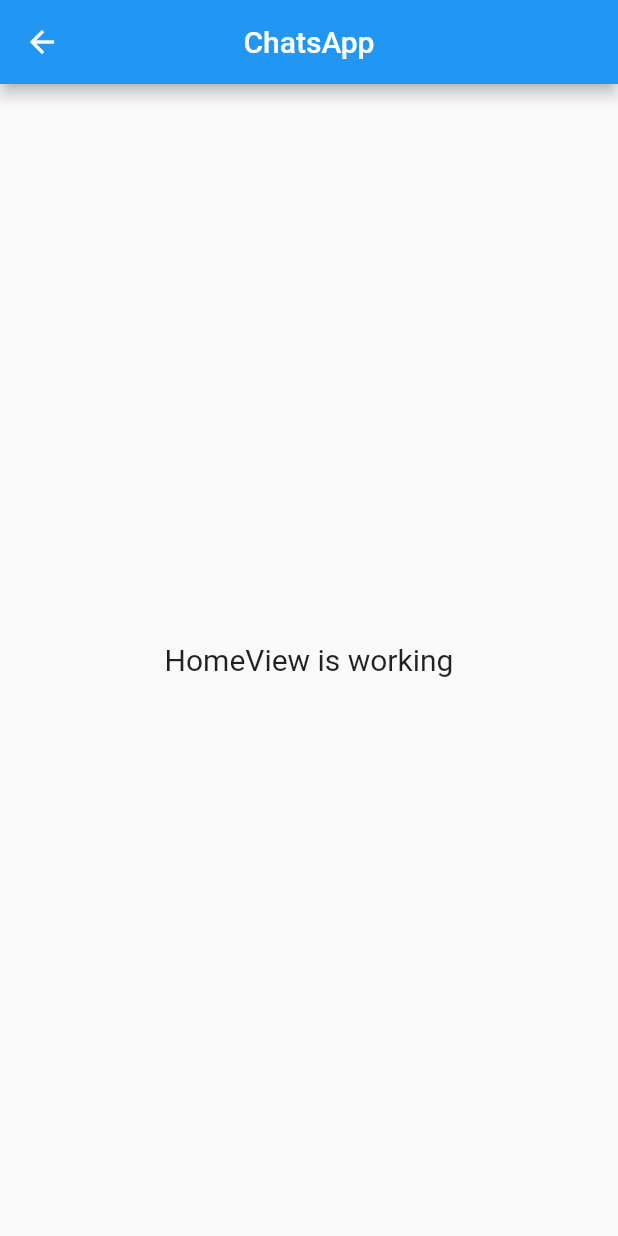
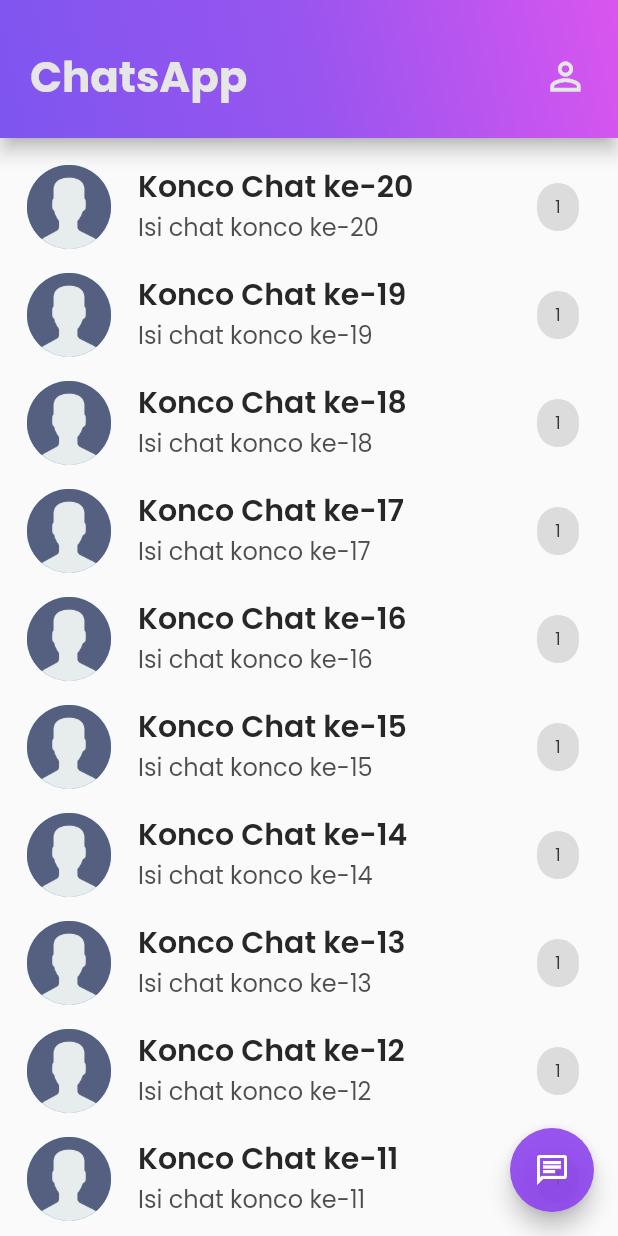
Before and after one commit to hid0/chatapp, a Flutter app: the HomeView screen opened by its route, on a phone screen of 412 x 824 dp. Run offline on Flutter 3.47's test engine with Material 2 defaults, Android fonts, the phone set to English and light mode, and no system bars; our stand-ins replace firebase_core, get, google_fonts, introduction_screen, lottie; accounts and stored records are empty; project files that could hold a hidden picture were left out.

Commit message:
UI home page of chatsapp

```diff
--- a/lib/app/modules/home/views/home_view.dart
+++ b/lib/app/modules/home/views/home_view.dart
@@ -1,22 +1,110 @@
+// depedencies
+import 'package:get/get.dart';
 import 'package:flutter/material.dart';
+import 'package:google_fonts/google_fonts.dart';
 
-import 'package:get/get.dart';
-
+// controllers
 import '../controllers/home_controller.dart';
 
 class HomeView extends GetView<HomeController> {
+  final List<Widget> Chats = List.generate(
+    20,
+    (index) => ListTile(
+      onTap: () {},
+      leading: CircleAvatar(
+        radius: 30,
+        child: Image.asset('assets/logo/noimage.png'),
+      ),
+      title: Text(
+        'Konco Chat ke-${index + 1}',
+        style: GoogleFonts.poppins(
+          fontSize: 20,
+          fontWeight: FontWeight.w600,
+          color: const Color(0xFF272727),
+        ),
+      ),
+      subtitle: Text(
+        'Isi chat konco ke-${index + 1}',
+        style: GoogleFonts.poppins(
+          fontSize: 16,
+          fontWeight: FontWeight.w400,
+          color: const Color(0xE73D3C3C),
+        ),
+      ),
+      trailing: Chip(
+        label: Text(
+          '1',
+          style: GoogleFonts.poppins(
+            fontSize: 12,
+            fontWeight: FontWeight.w400,
+            color: const Color(0xFF383838),
+          ),
+        ),
+      ),
+    ),
+  ).reversed.toList();
   @override
   Widget build(BuildContext context) {
     return Scaffold(
-      appBar: AppBar(
-        title: Text('ChatsApp'),
-        centerTitle: true,
+      body: Column(
+        children: [
+          Material(
+            elevation: 5,
+            child: Container(
+              margin: EdgeInsets.only(top: context.mediaQueryPadding.top),
+              decoration: BoxDecoration(
+                gradient: LinearGradient(
+                  begin: Alignment.bottomLeft,
+                  end: Alignment.topRight,
+                  colors: <Color>[
+                    const Color(0xE36F41EE),
+                    const Color(0xE38D41EE),
+                    const Color(0xE3D641EE)
+                  ],
+                ),
+                // border: Border(
+                //     bottom: BorderSide(color: const Color(0x4D383838))),
+              ),
+              padding: EdgeInsets.fromLTRB(20, 30, 20, 20),
+              child: Row(
+                mainAxisAlignment: MainAxisAlignment.spaceBetween,
+                children: [
+                  Text(
+                    'ChatsApp',
+                    style: GoogleFonts.poppins(
+                      fontSize: 28,
+                      fontWeight: FontWeight.bold,
+                      color: const Color(0xFFE6E6E6),
+                    ),
+                  ),
+                  Material(
+                    color: Colors.transparent,
+                    child: InkWell(
+                      onTap: () {},
+                      child: Icon(
+                        Icons.person_outline_sharp,
+                        size: 30,
+                        color: const Color(0xFFE6E6E6),
+                      ),
+                    ),
+                  ),
+                ],
+              ),
+            ),
+          ),
+          Expanded(
+            child: ListView.builder(
+              padding: EdgeInsets.symmetric(vertical: 10),
+              itemCount: Chats.length,
+              itemBuilder: (BuildContext context, int index) => Chats[index],
+            ),
+          )
+        ],
       ),
-      body: Center(
-        child: Text(
-          'HomeView is working',
-          style: TextStyle(fontSize: 20),
-        ),
+      floatingActionButton: FloatingActionButton(
+        onPressed: () {},
+        child: Icon(Icons.chat_outlined),
+        backgroundColor: const Color(0xE38D41EE),
       ),
     );
   }
--- a/lib/app/modules/login/views/login_view.dart
+++ b/lib/app/modules/login/views/login_view.dart
@@ -1,9 +1,11 @@
+// depedencies
 import 'package:flutter/material.dart';
 import 'package:flutter/painting.dart';
-
 import 'package:get/get.dart';
 import 'package:google_fonts/google_fonts.dart';
 import 'package:lottie/lottie.dart';
+
+// controllers
 import '../controllers/login_controller.dart';
 
 class LoginView extends GetView<LoginController> {
--- a/lib/main.dart
+++ b/lib/main.dart
@@ -37,7 +37,7 @@ class MyApp extends StatelessWidget {
           return GetMaterialApp(
             debugShowCheckedModeBanner: false,
             title: "ChatsApp",
-            initialRoute: Routes.LOGIN,
+            initialRoute: Routes.HOME,
             getPages: AppPages.routes,
           );
           // return FutureBuilder(
```
